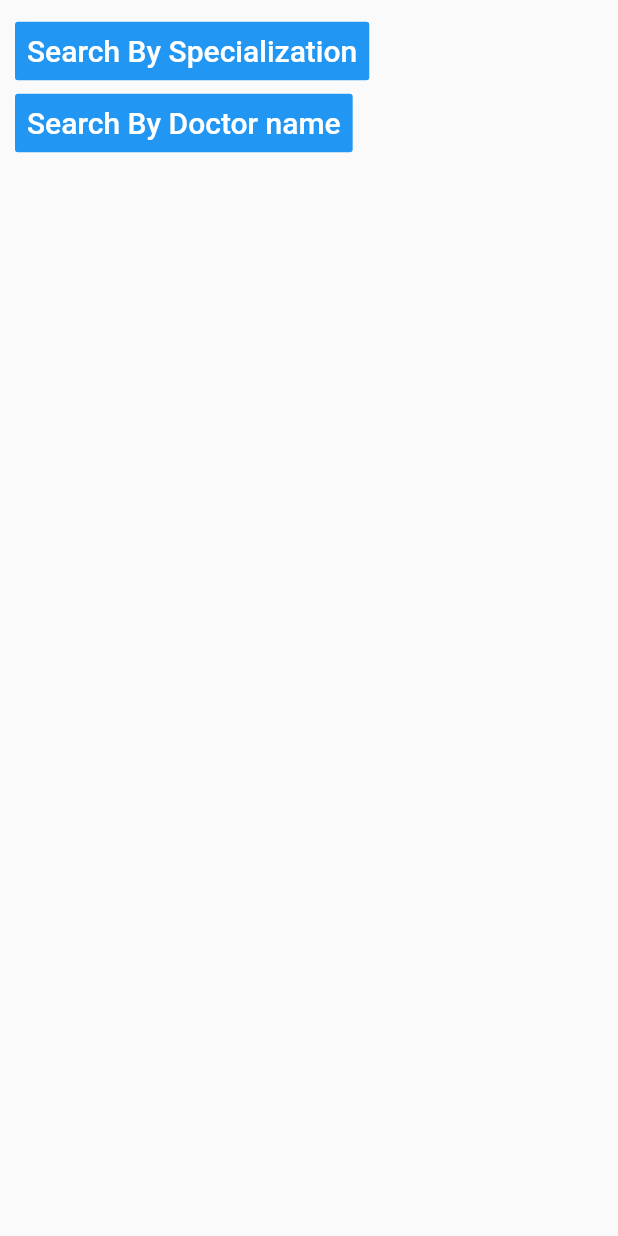
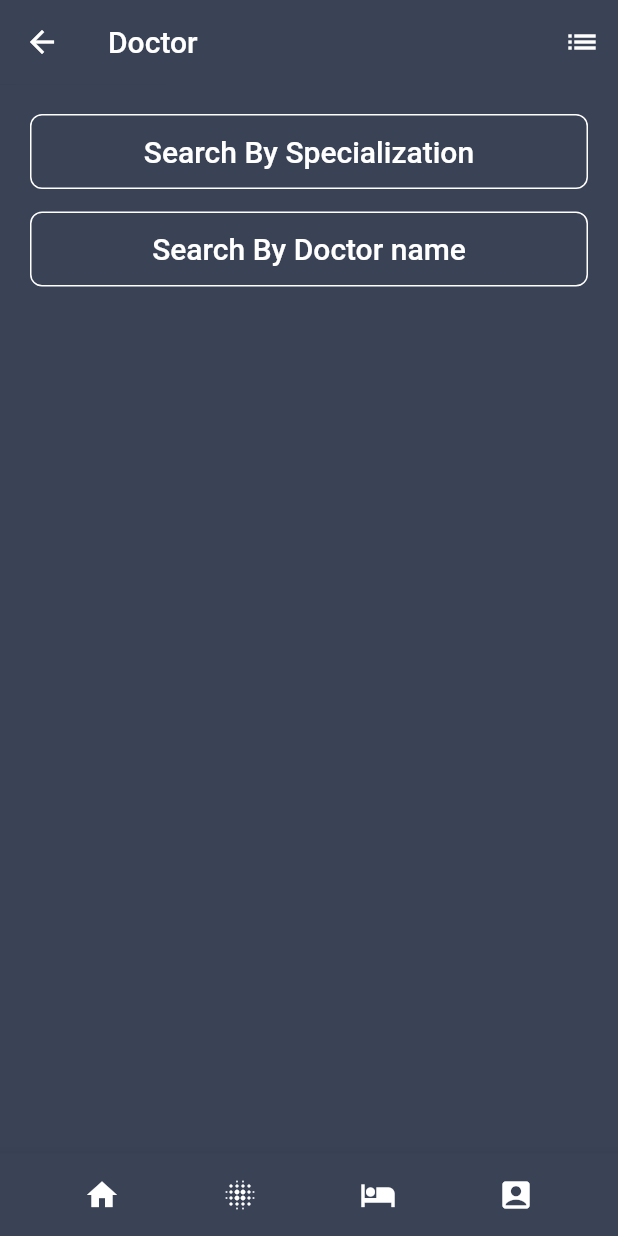
Before and after one commit to binarysid/PatientApp, a Flutter app: the SearchPageView screen opened directly, on a phone screen of 412 x 824 dp. Run offline on Flutter 3.47's test engine with Material 2 defaults, Android fonts, the phone set to English and light mode, and no system bars; missing offline and left inert: dart:ffi; generated files the repository leaves out were written again.

Commit message:
Doctor profile UI, Searchby page UI design added

```diff
--- a/lib/Views/SearchByView.dart
+++ b/lib/Views/SearchByView.dart
@@ -1,6 +1,9 @@
 import 'package:flutter/material.dart';
 import 'package:patientapp/Model/AppointmentInfo.dart';
 import 'SpecializationListView.dart';
+import 'package:patientapp/Helper/AppColor.dart';
+import 'package:patientapp/Helper/BaseAppBar.dart';
+import 'package:patientapp/Helper/BottomBar.dart';
 
 class SearchPageView extends StatefulWidget {
   AppointmentInfo info;
@@ -16,13 +19,20 @@ class _SearchPageViewState extends State<SearchPageView> {
   @override
   Widget build(BuildContext context) {
     return Scaffold(
+      backgroundColor: AppColor.appBG,
+      appBar: BaseAppBar(title:'Doctor',backgroundColor:AppColor.appBG,appBar:AppBar()),
       body: Padding(
-        padding: const EdgeInsets.fromLTRB(10, 10, 10, 0),
+        padding: const EdgeInsets.all(20),
+        child: Center(
           child: Column(
             crossAxisAlignment: CrossAxisAlignment.start,
             children: <Widget>[
-            FlatButton(
-              color: Colors.blue,
+              ButtonTheme(
+                minWidth: double.infinity,
+                height: 50.0,
+                child: FlatButton(
+                  shape: this.getButtonShape(),
+                  color: AppColor.appBG,
                   textColor: Colors.white,
                   disabledColor: Colors.grey,
                   disabledTextColor: Colors.black,
@@ -36,8 +46,14 @@ class _SearchPageViewState extends State<SearchPageView> {
                     style: TextStyle(fontSize: 20.0),
                   ),
                 ),
-            FlatButton(
-              color: Colors.blue,
+              ),
+              SizedBox(height: 15),
+              ButtonTheme(
+                minWidth: double.infinity,
+                height: 50.0,
+                child: FlatButton(
+                  shape: this.getButtonShape(),
+                  color: AppColor.appBG,
                   textColor: Colors.white,
                   disabledColor: Colors.grey,
                   disabledTextColor: Colors.black,
@@ -50,10 +66,19 @@ class _SearchPageViewState extends State<SearchPageView> {
                     "Search By Doctor name",
                     style: TextStyle(fontSize: 20.0),
                   ),
+                ),
               )
             ],
           ),
         ),
+      ),
+      bottomNavigationBar: BottomBar(backgroundColor:AppColor.appBG),
+    );
+  }
+  RoundedRectangleBorder getButtonShape(){
+    return RoundedRectangleBorder(
+        borderRadius: BorderRadius.circular(8.0),
+        side: BorderSide(color: Colors.white)
     );
   }
   void navigateToSpecialization(AppointmentInfo info) {
--- a/lib/Views/SpecializationListView.dart
+++ b/lib/Views/SpecializationListView.dart
@@ -26,8 +26,9 @@ class _SpecializationListViewState extends State<SpecializationListView> {
   @override
   Widget build(BuildContext context) {
     return Scaffold(
-        backgroundColor: AppColor.appBG,
-        body:Container(
+      backgroundColor: AppColor.appBG,
+      appBar: BaseAppBar(title:'Doctor',backgroundColor:AppColor.appBG,appBar:AppBar()),
+      body:Container(
           child: FutureBuilder(
             future: this.getSpecializationList(this.info.hospitalData.id),
             builder: (context,snapshot){
@@ -41,7 +42,7 @@ class _SpecializationListViewState extends State<SpecializationListView> {
             },
           ),
         ),
-        bottomNavigationBar: BottomBar(backgroundColor:AppColor.appBG),
+      bottomNavigationBar: BottomBar(backgroundColor:AppColor.appBG),
 
     );
   }
```
Also changed, not shown: lib/Views/DoctorAppointmentConfirmationView.dart (+42 -0 lines), lib/Views/DoctorProfileView.dart (+69 -50 lines). Lines whose indentation alone changed are shown as unchanged.
